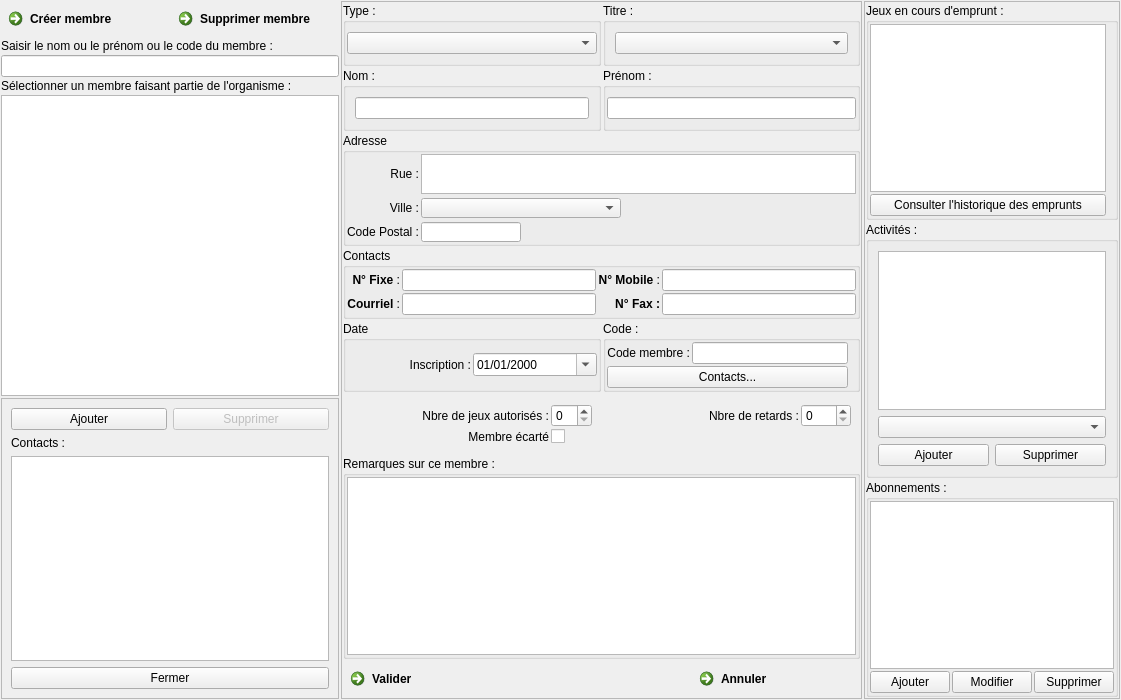
Qt form f_membres.ui (nivhg/ludopen) before a commit.
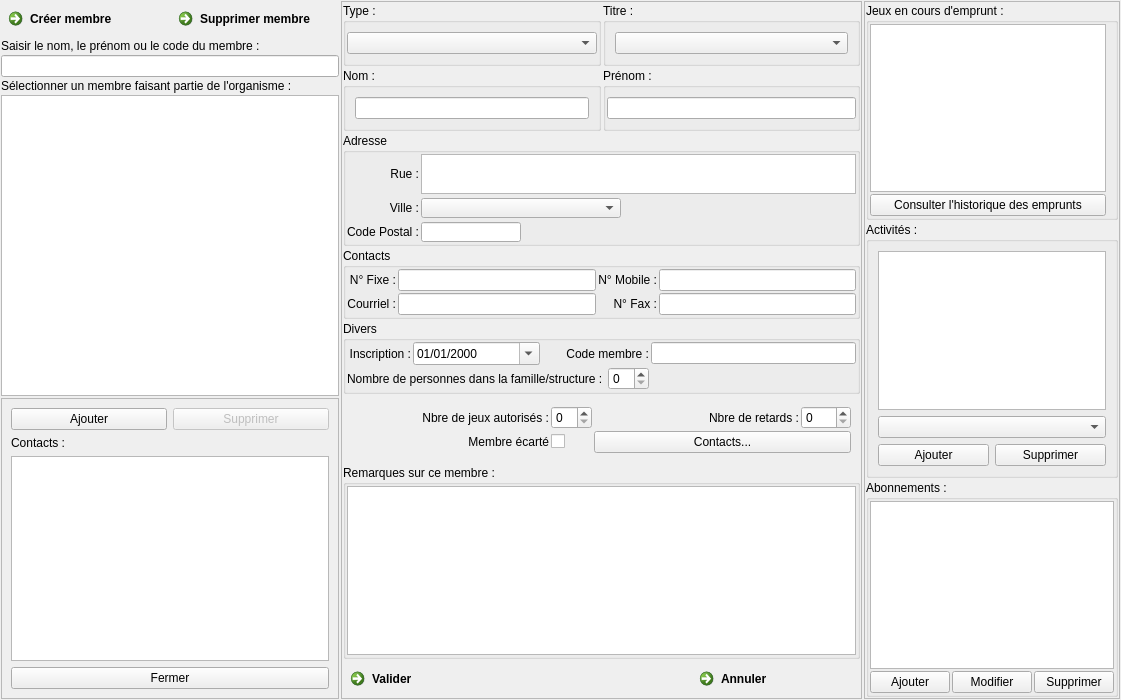
The same form after that commit. Icons and pictures are not drawn.

```diff
--- a/f_membres.ui
+++ b/f_membres.ui
@@ -321,48 +321,8 @@
          </property>
          <item row="0" column="0">
           <widget class="QLabel" name="Lb_TelFix">
-           <property name="palette">
-            <palette>
-             <active>
-              <colorrole role="WindowText">
-               <brush brushstyle="SolidPattern">
-                <color alpha="255">
-                 <red>0</red>
-                 <green>0</green>
-                 <blue>0</blue>
-                </color>
-               </brush>
-              </colorrole>
-             </active>
-             <inactive>
-              <colorrole role="WindowText">
-               <brush brushstyle="SolidPattern">
-                <color alpha="255">
-                 <red>0</red>
-                 <green>0</green>
-                 <blue>0</blue>
-                </color>
-               </brush>
-              </colorrole>
-             </inactive>
-             <disabled>
-              <colorrole role="WindowText">
-               <brush brushstyle="SolidPattern">
-                <color alpha="255">
-                 <red>0</red>
-                 <green>0</green>
-                 <blue>0</blue>
-                </color>
-               </brush>
-              </colorrole>
-             </disabled>
-            </palette>
-           </property>
            <property name="text">
-            <string>&lt;b&gt;N° Fixe&lt;/b&gt; :</string>
-           </property>
-           <property name="textFormat">
-            <enum>Qt::RichText</enum>
+            <string>N° Fixe :</string>
            </property>
            <property name="alignment">
             <set>Qt::AlignRight|Qt::AlignTrailing|Qt::AlignVCenter</set>
@@ -456,10 +416,7 @@
             </palette>
            </property>
            <property name="text">
-            <string>&lt;b&gt;Courriel&lt;/b&gt; :</string>
-           </property>
-           <property name="textFormat">
-            <enum>Qt::RichText</enum>
+            <string>Courriel :</string>
            </property>
            <property name="alignment">
             <set>Qt::AlignRight|Qt::AlignTrailing|Qt::AlignVCenter</set>
@@ -559,10 +516,7 @@
             </palette>
            </property>
            <property name="text">
-            <string>&lt;b&gt;N° Mobile&lt;/b&gt; :</string>
-           </property>
-           <property name="textFormat">
-            <enum>Qt::RichText</enum>
+            <string>N° Mobile :</string>
            </property>
            <property name="alignment">
             <set>Qt::AlignRight|Qt::AlignTrailing|Qt::AlignVCenter</set>
@@ -656,10 +610,7 @@
             </palette>
            </property>
            <property name="text">
-            <string>&lt;b&gt;N° Fax :&lt;/b&gt;</string>
-           </property>
-           <property name="textFormat">
-            <enum>Qt::RichText</enum>
+            <string>N° Fax :</string>
            </property>
            <property name="alignment">
             <set>Qt::AlignRight|Qt::AlignTrailing|Qt::AlignVCenter</set>
@@ -856,7 +807,7 @@
            </sizepolicy>
           </property>
           <property name="title">
-           <string>Date</string>
+           <string>Divers</string>
           </property>
           <layout class="QGridLayout" name="gridLayout_6">
            <property name="leftMargin">
@@ -874,7 +825,74 @@
            <property name="spacing">
             <number>2</number>
            </property>
-           <item row="0" column="1">
+           <item row="0" column="0">
+            <widget class="QLabel" name="Lb_DateInscritpion">
+             <property name="palette">
+              <palette>
+               <active>
+                <colorrole role="WindowText">
+                 <brush brushstyle="SolidPattern">
+                  <color alpha="255">
+                   <red>0</red>
+                   <green>0</green>
+                   <blue>0</blue>
+                  </color>
+                 </brush>
+                </colorrole>
+               </active>
+               <inactive>
+                <colorrole role="WindowText">
+                 <brush brushstyle="SolidPattern">
+                  <color alpha="255">
+                   <red>0</red>
+                   <green>0</green>
+                   <blue>0</blue>
+                  </color>
+                 </brush>
+                </colorrole>
+               </inactive>
+               <disabled>
+                <colorrole role="WindowText">
+                 <brush brushstyle="SolidPattern">
+                  <color alpha="255">
+                   <red>0</red>
+                   <green>0</green>
+                   <blue>0</blue>
+                  </color>
+                 </brush>
+                </colorrole>
+               </disabled>
+              </palette>
+             </property>
+             <property name="text">
+              <string>Inscription :</string>
+             </property>
+             <property name="alignment">
+              <set>Qt::AlignRight|Qt::AlignTrailing|Qt::AlignVCenter</set>
+             </property>
+            </widget>
+           </item>
+           <item row="0" column="3" colspan="2">
+            <widget class="QLabel" name="Lb_Code">
+             <property name="text">
+              <string>Code membre :</string>
+             </property>
+             <property name="alignment">
+              <set>Qt::AlignRight|Qt::AlignTrailing|Qt::AlignVCenter</set>
+             </property>
+            </widget>
+           </item>
+           <item row="1" column="4">
+            <widget class="QSpinBox" name="SBx_NbrePersonne"/>
+           </item>
+           <item row="1" column="0" colspan="4">
+            <widget class="QLabel" name="Lb_NbrePersonne">
+             <property name="text">
+              <string>Nombre de personnes dans la famille/structure : </string>
+             </property>
+            </widget>
+           </item>
+           <item row="0" column="1" colspan="2">
             <widget class="QDateEdit" name="DtE_Insritption">
              <property name="palette">
               <palette>
@@ -921,100 +939,9 @@
              </property>
             </widget>
            </item>
-           <item row="0" column="0">
-            <widget class="QLabel" name="Lb_DateInscritpion">
-             <property name="palette">
-              <palette>
-               <active>
-                <colorrole role="WindowText">
-                 <brush brushstyle="SolidPattern">
-                  <color alpha="255">
-                   <red>0</red>
-                   <green>0</green>
-                   <blue>0</blue>
-                  </color>
-                 </brush>
-                </colorrole>
-               </active>
-               <inactive>
-                <colorrole role="WindowText">
-                 <brush brushstyle="SolidPattern">
-                  <color alpha="255">
-                   <red>0</red>
-                   <green>0</green>
-                   <blue>0</blue>
-                  </color>
-                 </brush>
-                </colorrole>
-               </inactive>
-               <disabled>
-                <colorrole role="WindowText">
-                 <brush brushstyle="SolidPattern">
-                  <color alpha="255">
-                   <red>0</red>
-                   <green>0</green>
-                   <blue>0</blue>
-                  </color>
-                 </brush>
-                </colorrole>
-               </disabled>
-              </palette>
-             </property>
-             <property name="text">
-              <string>Inscription :</string>
-             </property>
-             <property name="alignment">
-              <set>Qt::AlignRight|Qt::AlignTrailing|Qt::AlignVCenter</set>
-             </property>
-            </widget>
-           </item>
-          </layout>
-         </widget>
-        </item>
-        <item>
-         <widget class="QGroupBox" name="groupBox_5">
-          <property name="sizePolicy">
-           <sizepolicy hsizetype="Preferred" vsizetype="Expanding">
-            <horstretch>0</horstretch>
-            <verstretch>0</verstretch>
-           </sizepolicy>
-          </property>
-          <property name="title">
-           <string>Code :</string>
-          </property>
-          <layout class="QGridLayout" name="gridLayout_4">
-           <property name="leftMargin">
-            <number>1</number>
-           </property>
-           <property name="topMargin">
-            <number>1</number>
-           </property>
-           <property name="bottomMargin">
-            <number>1</number>
-           </property>
-           <property name="spacing">
-            <number>2</number>
-           </property>
-           <item row="0" column="0">
-            <widget class="QLabel" name="Lb_Code">
-             <property name="text">
-              <string>Code membre :</string>
-             </property>
-             <property name="alignment">
-              <set>Qt::AlignRight|Qt::AlignTrailing|Qt::AlignVCenter</set>
-             </property>
-            </widget>
-           </item>
-           <item row="0" column="1">
+           <item row="0" column="5">
             <widget class="QLineEdit" name="Le_Code"/>
            </item>
-           <item row="1" column="0" colspan="2">
-            <widget class="QPushButton" name="Bt_Associe">
-             <property name="text">
-              <string>Contacts...</string>
-             </property>
-            </widget>
-           </item>
           </layout>
          </widget>
         </item>
@@ -1971,6 +1898,13 @@
            </property>
           </widget>
          </item>
+         <item row="5" column="2" colspan="2">
+          <widget class="QPushButton" name="Bt_Associe">
+           <property name="text">
+            <string>Contacts...</string>
+           </property>
+          </widget>
+         </item>
         </layout>
        </widget>
       </item>
@@ -2497,7 +2431,7 @@
      <item row="3" column="0" colspan="3">
       <widget class="QLabel" name="Lb_RechercheNom">
        <property name="text">
-        <string>Saisir le nom ou le prénom ou le code du membre :</string>
+        <string>Saisir le nom, le prénom ou le code du membre :</string>
        </property>
       </widget>
      </item>
```
